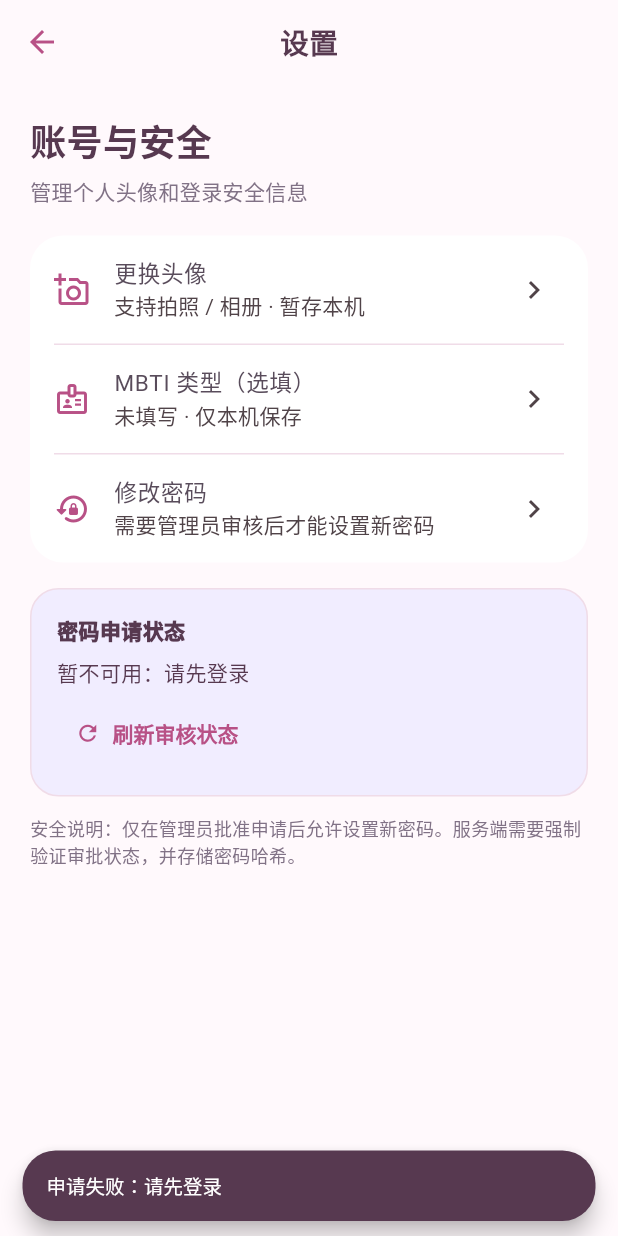
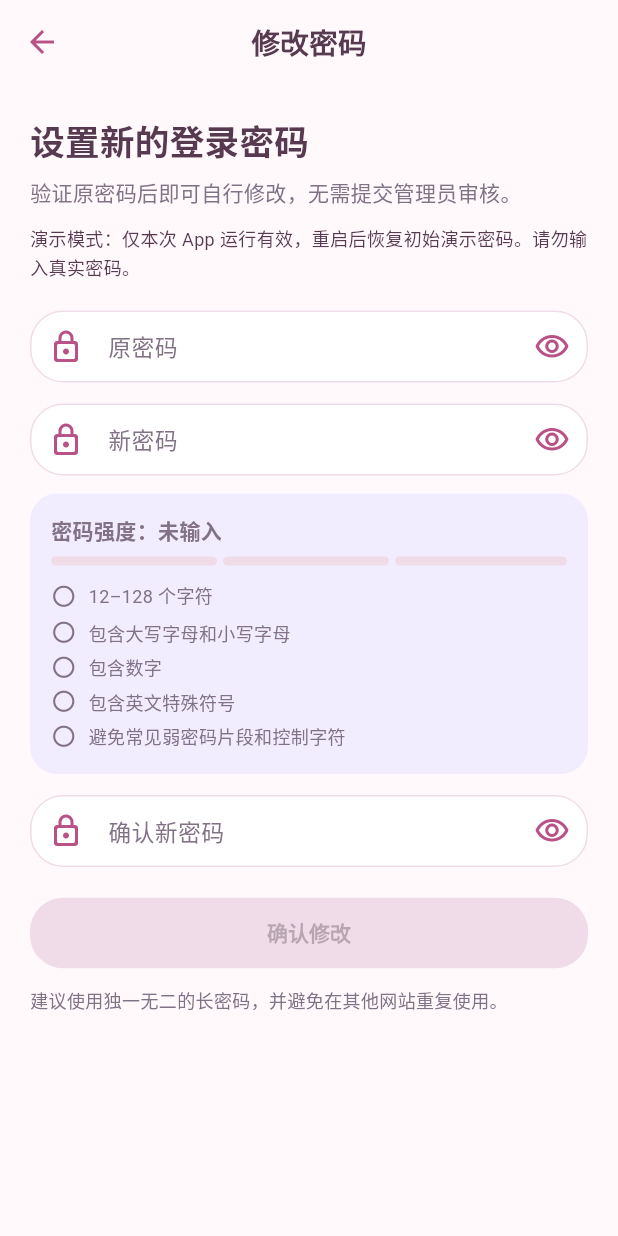
Before and after one commit to wang0166/Software-Testing, a Flutter app: the SettingsPage screen opened directly with empty values, after a tap on "修改密码", on a phone screen of 412 x 824 dp. Run offline on Flutter 3.47's test engine with Material 3 defaults, Android fonts, the phone set to English and light mode, and no system bars; our stand-ins replace flutter_secure_storage, image_picker, shared_preferences; accounts and stored records are empty.

Commit message:
feat(mobile): enable self-service password change and strength validation

```diff
--- /dev/null
+++ b/mobile/lib/core/password_policy.dart
@@ -0,0 +1,45 @@
+/// Local feedback, not a substitute for the server's password policy or
+/// compromised-password checks. Never trim or otherwise transform passwords.
+class PasswordPolicy {
+  static const minLength = 12;
+  static const maxLength = 128;
+  final String value;
+  const PasswordPolicy(this.value);
+
+  int get length => value.runes.length;
+  bool get validLength => length >= minLength && length <= maxLength;
+  bool get hasUpper => RegExp(r'[A-Z]').hasMatch(value);
+  bool get hasLower => RegExp(r'[a-z]').hasMatch(value);
+  bool get hasDigit => RegExp(r'[0-9]').hasMatch(value);
+  bool get hasSymbol => value.runes.any((c) =>
+      (c >= 33 && c <= 47) || (c >= 58 && c <= 64) ||
+      (c >= 91 && c <= 96) || (c >= 123 && c <= 126));
+  bool get hasNoControl => !value.runes.any((c) => c < 32 || (c >= 127 && c <= 159));
+  bool get avoidsCommonPatterns {
+    final lower = value.toLowerCase();
+    return !const ['password', 'qwerty', '123456', 'demo123456']
+        .any((pattern) => lower.contains(pattern));
+  }
+  bool get isStrong => validLength && hasUpper && hasLower && hasDigit &&
+      hasSymbol && hasNoControl && avoidsCommonPatterns;
+
+  int get score => [validLength, hasUpper, hasLower, hasDigit, hasSymbol]
+      .where((passed) => passed).length;
+  String get label {
+    if (value.isEmpty) return '未输入';
+    if (isStrong) return '强（符合规则）';
+    if (!hasNoControl || !avoidsCommonPatterns || length < 8 || score <= 2) {
+      return '弱';
+    }
+    return '中（未达要求）';
+  }
+  String? get error {
+    if (!validLength) return '新密码须为 12–128 个字符';
+    if (!hasNoControl) return '密码不能包含控制字符';
+    if (!hasUpper || !hasLower || !hasDigit || !hasSymbol) {
+      return '须包含大写字母、小写字母、数字和英文特殊符号';
+    }
+    if (!avoidsCommonPatterns) return '请避免常见弱密码片段';
+    return null;
+  }
+}
--- a/mobile/lib/data/mock_repository.dart
+++ b/mobile/lib/data/mock_repository.dart
@@ -5,6 +5,7 @@ import '../core/daily_todos.dart';
 import '../core/models.dart';
 import '../core/holiday_calendar.dart';
 import '../core/task_issue_utils.dart';
+import '../core/password_policy.dart';
 import 'repository.dart';
 
 class MockRepository implements PandoraRepository {
@@ -25,6 +26,9 @@ class MockRepository implements PandoraRepository {
   bool _isEnabled(UserProfile user) => user.isActive && !disabledUserIds.contains(user.id);
 
   static const demoPassword='demo123456';
+  // Demo-only in-memory overrides; never write passwords to preferences.
+  final Map<int, String> _demoPasswords = {};
+  bool hasChangedDemoPassword(int userId) => _demoPasswords.containsKey(userId);
   UserProfile? _current;
   Future<SharedPreferences> get _prefs => SharedPreferences.getInstance();
   Future<void> _wait() => Future<void>.delayed(const Duration(milliseconds:220));
@@ -44,7 +48,7 @@ class MockRepository implements PandoraRepository {
   @override Future<UserProfile> login(String username,String password) async {
     await _wait();
     for(final u in users) {
-      if(u.username==username.trim() && password==demoPassword) {
+      if(u.username==username.trim() && password==(_demoPasswords[u.id] ?? demoPassword)) {
         if (!_isEnabled(u)) throw const AppFailure('该账号已停用');
         _current=u;
         (await _prefs).setString('pandora_mock_user',u.username);
@@ -58,18 +62,18 @@ class MockRepository implements PandoraRepository {
     // Local demo only; no real admin Web service receives this request.
     (await _prefs).setString('pandora_demo_reset_${username.trim()}', 'PENDING');
   }
-  @override Future<void> requestPasswordChange() async {
-    final pref = await _prefs;
-    final key = 'pandora_demo_password_request_${_user.id}';
-    if (pref.getString(key) == 'PENDING') throw const AppFailure('申请正在等待管理员审核');
-    await pref.setString(key, 'PENDING');
-  }
-  @override Future<String> passwordChangeStatus() async {
-    return (await _prefs).getString('pandora_demo_password_request_${_user.id}') ?? 'NONE';
-  }
-  @override Future<void> completePasswordChange(String newPassword) async {
-    // The demo deliberately cannot approve itself; approval belongs to the Web administrator.
-    throw const AppFailure('演示模式无管理员审批服务，请连接后端完成修改');
+  @override Future<void> changePassword({required String currentPassword,
+    required String newPassword}) async {
+    final user = _user;
+    if (currentPassword != (_demoPasswords[user.id] ?? demoPassword)) {
+      throw const AppFailure('原密码错误');
+    }
+    if (newPassword == currentPassword) {
+      throw const AppFailure('新密码不能与原密码相同');
+    }
+    final error = PasswordPolicy(newPassword).error;
+    if (error != null) throw AppFailure(error);
+    _demoPasswords[user.id] = newPassword;
   }
   @override Future<void> logout() async {_current=null;(await _prefs).remove('pandora_mock_user');}
 
--- a/mobile/lib/data/repository.dart
+++ b/mobile/lib/data/repository.dart
@@ -13,9 +13,8 @@ abstract class PandoraRepository {
   Future<UserProfile> login(String username,String password);
   Future<void> logout();
   Future<void> requestPasswordReset(String username);
-  Future<void> requestPasswordChange();
-  Future<String> passwordChangeStatus();
-  Future<void> completePasswordChange(String newPassword);
+  /// Authenticated self-service change; server verifies the current password.
+  Future<void> changePassword({required String currentPassword, required String newPassword});
   Future<List<WorkLog>> logs({String? date,String? status});
   Future<WorkLog> saveLog(String content,{int? id, String? date});
   Future<WorkLog> submitLog(int id);
--- a/mobile/lib/screens/login_page.dart
+++ b/mobile/lib/screens/login_page.dart
@@ -72,7 +72,7 @@ class _LoginPageState extends State<LoginPage> {
       if (pandoraDemo) ...[const SizedBox(height: 17), Material(color: Palette.pastel, borderRadius: BorderRadius.circular(24), child: ExpansionTile(
         leading: const Icon(Icons.science_rounded, color: Palette.primary), title: const Text('演示账号', style: TextStyle(fontWeight: FontWeight.w800, color: Palette.deep)),
         subtitle: const Text('本机演示 · 无需后端', style: TextStyle(fontSize: 11)), childrenPadding: const EdgeInsets.fromLTRB(13, 0, 13, 12), children: [
-          Wrap(spacing: 6, runSpacing: 5, children: [for (final u in MockRepository.users) ActionChip(label: Text('${u.name} · ${u.roleLabel}', style: const TextStyle(fontSize: 11)), onPressed: () {username.text = u.username; password.text = MockRepository.demoPassword; setState(() {});})]),
+          Wrap(spacing: 6, runSpacing: 5, children: [for (final u in MockRepository.users) ActionChip(label: Text('${u.name} · ${u.roleLabel}', style: const TextStyle(fontSize: 11)), onPressed: () {username.text = u.username; final repo = widget.app.repo; password.text = repo is MockRepository && repo.hasChangedDemoPassword(u.id) ? '' : MockRepository.demoPassword; setState(() {});})]),
         ],
       ))],
       const SizedBox(height: 19), const Center(child: Text('安全登录 · 分级授权 · 每日记录', style: TextStyle(color: Palette.muted, fontSize: 11))),
--- /dev/null
+++ b/mobile/lib/screens/password_change_page.dart
@@ -0,0 +1,171 @@
+import 'package:flutter/material.dart';
+import '../core/password_policy.dart';
+import '../core/theme.dart';
+import '../data/repository.dart';
+
+/// Passwords stay in the form's memory only. The repository performs the
+/// change; a successful local strength check is not a successful API call.
+class PasswordChangePage extends StatefulWidget {
+  final PandoraRepository repo;
+  final bool demo;
+  const PasswordChangePage({super.key, required this.repo, this.demo = false});
+
+  @override
+  State<PasswordChangePage> createState() => _PasswordChangePageState();
+}
+
+class _PasswordChangePageState extends State<PasswordChangePage> {
+  final _old = TextEditingController();
+  final _next = TextEditingController();
+  final _confirm = TextEditingController();
+  bool _hideOld = true, _hideNext = true, _hideConfirm = true;
+  bool _busy = false;
+  String? _error;
+
+  @override
+  void dispose() {
+    _old.dispose();
+    _next.dispose();
+    _confirm.dispose();
+    super.dispose();
+  }
+
+  PasswordPolicy get _policy => PasswordPolicy(_next.text);
+  bool get _canSubmit => !_busy && _old.text.isNotEmpty &&
+      _policy.isStrong && _next.text != _old.text && _next.text == _confirm.text;
+
+  void _onEdit(String _) => setState(() => _error = null);
+
+  Future<void> _submit() async {
+    if (!_canSubmit) return;
+    FocusScope.of(context).unfocus();
+    setState(() { _busy = true; _error = null; });
+    try {
+      await widget.repo.changePassword(
+        currentPassword: _old.text, newPassword: _next.text,
+      );
+    } catch (_) {
+      if (mounted) {
+        setState(() {
+          _busy = false;
+          _error = '修改未确认成功，请检查原密码、登录状态和网络后重试。';
+        });
+      }
+      return;
+    }
+    if (!mounted) return;
+    // Clear sensitive fields before leaving the route.
+    _old.clear();
+    _next.clear();
+    _confirm.clear();
+    setState(() => _busy = false);
+    Navigator.of(context).pop(true);
+  }
+
+  Widget _field({required String id, required String label,
+    required TextEditingController controller, required bool hidden,
+    required VoidCallback toggle, required String hint,
+    TextInputAction action = TextInputAction.next}) => TextField(
+      key: Key(id), controller: controller, enabled: !_busy,
+      obscureText: hidden, autocorrect: false, enableSuggestions: false,
+      autofillHints: [hint], textInputAction: action,
+      onChanged: _onEdit,
+      onSubmitted: action == TextInputAction.done ? (_) => _submit() : null,
+      decoration: InputDecoration(labelText: label,
+        prefixIcon: const Icon(Icons.lock_outline_rounded),
+        suffixIcon: IconButton(
+          tooltip: hidden ? '显示密码' : '隐藏密码',
+          onPressed: _busy ? null : toggle,
+          icon: Icon(hidden ? Icons.visibility_outlined : Icons.visibility_off_outlined),
+        )),
+    );
+
+  Widget _rule(String label, bool passed) => Padding(
+    padding: const EdgeInsets.symmetric(vertical: 3),
+    child: Row(children: [
+      Icon(passed ? Icons.check_circle_outline : Icons.radio_button_unchecked,
+        size: 17, color: passed ? Palette.darkGreen : Palette.muted),
+      const SizedBox(width: 8),
+      Expanded(child: Text(label, style: TextStyle(fontSize: 12,
+        color: passed ? Palette.darkGreen : Palette.muted))),
+    ]),
+  );
+
+  @override
+  Widget build(BuildContext context) {
+    final policy = _policy;
+    final color = policy.isStrong ? Palette.darkGreen :
+      policy.label == '弱' ? Palette.coral : Palette.gold;
+    final segments = _next.text.isEmpty ? 0 : policy.isStrong ? 3 :
+        policy.label == '弱' ? 1 : 2;
+    return PopScope(
+      canPop: !_busy,
+      child: Scaffold(
+        appBar: AppBar(title: const Text('修改密码'),
+          automaticallyImplyLeading: !_busy),
+        body: SafeArea(child: ListView(padding: const EdgeInsets.all(20), children: [
+          const Text('设置新的登录密码', style: TextStyle(
+            color: Palette.deep, fontSize: 23, fontWeight: FontWeight.w800)),
+          const SizedBox(height: 8),
+          const Text('验证原密码后即可自行修改，无需提交管理员审核。',
+            style: TextStyle(color: Palette.muted, height: 1.5)),
+          if (widget.demo) ...[
+            const SizedBox(height: 12),
+            const Text('演示模式：仅本次 App 运行有效，重启后恢复初始演示密码。请勿输入真实密码。',
+              style: TextStyle(color: Palette.deep, fontSize: 12, height: 1.5)),
+          ],
+          const SizedBox(height: 20),
+          _field(id: 'password_current', label: '原密码', controller: _old,
+            hidden: _hideOld, toggle: () => setState(() => _hideOld = !_hideOld),
+            hint: AutofillHints.password),
+          const SizedBox(height: 14),
+          _field(id: 'password_new', label: '新密码', controller: _next,
+            hidden: _hideNext, toggle: () => setState(() => _hideNext = !_hideNext),
+            hint: AutofillHints.newPassword),
+          const SizedBox(height: 12),
+          Container(padding: const EdgeInsets.all(14), decoration: BoxDecoration(
+            color: Palette.mutedBlue, borderRadius: BorderRadius.circular(18)),
+            child: Column(crossAxisAlignment: CrossAxisAlignment.stretch, children: [
+              Text('密码强度：${policy.label}', key: const Key('password_strength'),
+                style: TextStyle(color: _next.text.isEmpty ? Palette.muted : color,
+                  fontWeight: FontWeight.w700)),
+              const SizedBox(height: 8),
+              Row(children: [for (var i = 0; i < 3; i++) Expanded(child: Container(
+                margin: EdgeInsets.only(right: i == 2 ? 0 : 4), height: 6,
+                decoration: BoxDecoration(color: i < segments ? color : Palette.divider,
+                  borderRadius: BorderRadius.circular(6)),
+              ))]),
+              const SizedBox(height: 8),
+              _rule('12–128 个字符', policy.validLength),
+              _rule('包含大写字母和小写字母', policy.hasUpper && policy.hasLower),
+              _rule('包含数字', policy.hasDigit),
+              _rule('包含英文特殊符号', policy.hasSymbol),
+              _rule('避免常见弱密码片段和控制字符',
+                _next.text.isNotEmpty && policy.avoidsCommonPatterns && policy.hasNoControl),
+            ])),
+          const SizedBox(height: 14),
+          _field(id: 'password_confirm', label: '确认新密码', controller: _confirm,
+            hidden: _hideConfirm, toggle: () => setState(() => _hideConfirm = !_hideConfirm),
+            hint: AutofillHints.newPassword, action: TextInputAction.done),
+          if (_next.text.isNotEmpty && _next.text == _old.text)
+            const Padding(padding: EdgeInsets.only(top: 8), child: Text('新密码不能与原密码相同',
+              style: TextStyle(color: Palette.coral))),
+          if (_confirm.text.isNotEmpty && _confirm.text != _next.text)
+            const Padding(padding: EdgeInsets.only(top: 8), child: Text('两次输入的新密码不一致',
+              style: TextStyle(color: Palette.coral))),
+          if (_error != null)
+            Padding(padding: const EdgeInsets.only(top: 12), child: Text(_error!,
+              style: const TextStyle(color: Palette.coral, height: 1.5))),
+          const SizedBox(height: 20),
+          FilledButton(key: const Key('password_submit'),
+            onPressed: _canSubmit ? _submit : null,
+            child: _busy ? const SizedBox(width: 20, height: 20,
+              child: CircularProgressIndicator(strokeWidth: 2)) : const Text('确认修改')),
+          const SizedBox(height: 12),
+          const Text('建议使用独一无二的长密码，并避免在其他网站重复使用。',
+            style: TextStyle(fontSize: 12, color: Palette.muted, height: 1.5)),
+        ])),
+      ),
+    );
+  }
+}
--- a/mobile/lib/screens/profile_page.dart
+++ b/mobile/lib/screens/profile_page.dart
@@ -50,7 +50,7 @@ class _ProfilePageState extends State<ProfilePage> {
       ])),
       const SizedBox(height: 20), const Text('个人设置', style: TextStyle(color: Palette.deep, fontWeight: FontWeight.w900, fontSize: 18)), const SizedBox(height: 9),
       Material(color: Colors.white, borderRadius: BorderRadius.circular(24), child: Column(children: [
-        ListTile(leading: const Icon(Icons.settings_outlined, color: Palette.primary), title: const Text('设置', style: TextStyle(fontWeight: FontWeight.w800)), subtitle: const Text('更换头像 · 密码审核 · 账号安全'), trailing: const Icon(Icons.chevron_right_rounded), onTap: () async {
+        ListTile(leading: const Icon(Icons.settings_outlined, color: Palette.primary), title: const Text('设置', style: TextStyle(fontWeight: FontWeight.w800)), subtitle: const Text('更换头像 · 修改密码 · 账号安全'), trailing: const Icon(Icons.chevron_right_rounded), onTap: () async {
           await Navigator.push(context, MaterialPageRoute<void>(builder: (_) => SettingsPage(app: widget.app)));
           _loadAvatar();
         }),
@@ -58,7 +58,7 @@ class _ProfilePageState extends State<ProfilePage> {
         ListTile(leading: const Icon(Icons.shield_outlined, color: Palette.primary), title: const Text('数据与权限', style: TextStyle(fontWeight: FontWeight.w800)), subtitle: const Text('当前账号可访问的组织范围'), trailing: const Icon(Icons.chevron_right_rounded), onTap: () => showAboutDialog(context: context, applicationName: '智能掌上日志系统（潘多拉 Pandora）', children: [Text('角色：${me.roleLabel}\n部门：${me.departmentId ?? '公司级'}\n团队：${me.teamId ?? '部门级'}\n服务端负责校验所有数据访问权限。')]))
       ])),
       const SizedBox(height: 17),
-      Material(color: Palette.mutedBlue, borderRadius: BorderRadius.circular(23), child: const Padding(padding: EdgeInsets.all(15), child: Text('日志与点评遵循组织权限；任务派发申请需经审核，修改密码也需管理员批准。', style: TextStyle(color: Palette.deep, height: 1.5, fontSize: 12)))),
+      Material(color: Palette.mutedBlue, borderRadius: BorderRadius.circular(23), child: const Padding(padding: EdgeInsets.all(15), child: Text('日志与点评遵循组织权限；任务派发申请需经审核，修改密码可自行办理。', style: TextStyle(color: Palette.deep, height: 1.5, fontSize: 12)))),
       const SizedBox(height: 19),
       OutlinedButton.icon(onPressed: () async {
         final ok = await showDialog<bool>(context: context, builder: (ctx) => AlertDialog(title: const Text('退出当前账号？'), actions: [TextButton(onPressed: () => Navigator.pop(ctx, false), child: const Text('取消')), FilledButton(onPressed: () => Navigator.pop(ctx, true), child: const Text('退出'))]));
--- a/mobile/lib/screens/settings_page.dart
+++ b/mobile/lib/screens/settings_page.dart
@@ -5,6 +5,7 @@ import 'package:shared_preferences/shared_preferences.dart';
 import '../core/app_state.dart';
 import '../core/theme.dart';
 import '../widgets/ui.dart';
+import 'password_change_page.dart';
 
 /// 头像支持拍照/相册；目前仅保存在本机，跨设备同步仍需后台接口。
 class SettingsPage extends StatefulWidget {
@@ -14,13 +15,12 @@ class SettingsPage extends StatefulWidget {
 }
 class _SettingsPageState extends State<SettingsPage> {
   bool busy = false;
-  String status = '正在读取';
   String mbtiType = '';
   static const mbtiOptions = <String>[
     '', 'INTJ', 'INTP', 'ENTJ', 'ENTP', 'INFJ', 'INFP', 'ENFJ', 'ENFP',
     'ISTJ', 'ISFJ', 'ESTJ', 'ESFJ', 'ISTP', 'ISFP', 'ESTP', 'ESFP',
   ];
-  @override void initState() {super.initState(); _load(); _loadMbti();}
+  @override void initState() {super.initState(); _loadMbti();}
   Future<void> _loadMbti() async {
     final prefs = await SharedPreferences.getInstance();
     if(mounted) setState(() => mbtiType = prefs.getString('pandora_mbti_${widget.app.user!.id}') ?? widget.app.user?.mbtiType ?? '');
@@ -52,12 +52,6 @@ class _SettingsPageState extends State<SettingsPage> {
       toast(context, ok ? 'MBTI 信息已保存在本机' : '保存失败，请重试');
     }
   }
-  Future<void> _load() async {
-    try {
-      final state = await widget.app.repo.passwordChangeStatus();
-      if (mounted) setState(() => status = state);
-    } catch (e) {if (mounted) setState(() => status = '暂不可用：$e');}
-  }
   Future<void> _avatar() async {
     final source = await showModalBottomSheet<ImageSource>(context: context, builder: (ctx) => SafeArea(
       child: Column(mainAxisSize: MainAxisSize.min, children: [
@@ -79,38 +73,21 @@ class _SettingsPageState extends State<SettingsPage> {
       if (saved) setState(() {});
     } catch (e) {if (mounted) toast(context, '选择头像失败：$e');}
   }
-  Future<void> _request() async {
+  Future<void> _change() async {
     if (busy) return;
     setState(() => busy = true);
     try {
-      await widget.app.repo.requestPasswordChange();
-      if (mounted) toast(context, '修改密码申请已提交，等待管理员审核');
-      await _load();
-    } catch (e) {if (mounted) toast(context, '申请失败：$e');}
-    finally {if (mounted) setState(() => busy = false);}
-  }
-  Future<void> _change() async {
-    String first = ''; String second = '';
-    try {
-      final ok = await showDialog<bool>(context: context, builder: (ctx) => AlertDialog(
-        title: const Text('设置新密码'),
-        content: Column(mainAxisSize: MainAxisSize.min, children: [
-          TextField(onChanged: (v) => first = v, obscureText: true, decoration: const InputDecoration(labelText: '新密码（至少 8 位）')),
-          const SizedBox(height: 10), TextField(onChanged: (v) => second = v, obscureText: true, decoration: const InputDecoration(labelText: '确认新密码')),
-        ]),
-        actions: [TextButton(onPressed: () => Navigator.pop(ctx, false), child: const Text('取消')), FilledButton(onPressed: () => Navigator.pop(ctx, true), child: const Text('确认修改'))],
+      final changed = await Navigator.of(context).push<bool>(MaterialPageRoute<bool>(
+        builder: (_) => PasswordChangePage(repo: widget.app.repo, demo: pandoraDemo),
       ));
-      if (ok != true || !mounted) return;
-      if (first.length < 8 || first != second) {toast(context, '密码至少 8 位且两次输入必须一致'); return;}
-      setState(() => busy = true);
-      await widget.app.repo.completePasswordChange(first);
-      if (mounted) {toast(context, '密码修改成功'); await _load();}
-    } catch (e) {if (mounted) toast(context, '密码修改失败：$e');}
-    finally {if (mounted) setState(() => busy = false);}
+      if (mounted && changed == true) {
+        toast(context, pandoraDemo ? '演示密码已修改（本次运行有效）' : '密码修改成功');
+      }
+    } finally {
+      if (mounted) setState(() => busy = false);
+    }
   }
   @override Widget build(BuildContext context) {
-    final approved = status == 'APPROVED';
-    final waiting = status == 'PENDING';
     return Scaffold(appBar: AppBar(title: const Text('设置')), body: ListView(padding: const EdgeInsets.all(20), children: [
       const Text('账号与安全', style: TextStyle(fontSize: 24, fontWeight: FontWeight.w800, color: Palette.deep)),
       const SizedBox(height: 6), const Text('管理个人头像和登录安全信息', style: TextStyle(color: Palette.muted)),
@@ -123,17 +100,10 @@ class _SettingsPageState extends State<SettingsPage> {
           subtitle: Text(mbtiType.isEmpty ? '未填写 · 仅本机保存' : '$mbtiType · 仅本机保存'),
           trailing: const Icon(Icons.chevron_right), onTap: _editMbti),
         const Divider(height: 1, indent: 16, endIndent: 16),
-        ListTile(leading: const Icon(Icons.lock_reset_rounded, color: Palette.primary), title: const Text('修改密码'), subtitle: const Text('需要管理员审核后才能设置新密码'), trailing: const Icon(Icons.chevron_right), onTap: waiting || busy ? null : approved ? _change : _request),
+        ListTile(leading: const Icon(Icons.lock_reset_rounded, color: Palette.primary), title: const Text('修改密码'), subtitle: const Text('验证原密码 · 实时强度检测'), trailing: const Icon(Icons.chevron_right), onTap: busy ? null : _change),
       ])),
       const SizedBox(height: 17),
-      Container(padding: const EdgeInsets.all(17), decoration: BoxDecoration(color: Palette.mutedBlue, borderRadius: BorderRadius.circular(19), border: Border.all(color: Palette.divider)), child: Column(crossAxisAlignment: CrossAxisAlignment.start, children: [
-        const Text('密码申请状态', style: TextStyle(color: Palette.deep, fontWeight: FontWeight.w900)),
-        const SizedBox(height: 8),
-        Text(switch(status) {'NONE' => '尚未申请', 'PENDING' => '待管理员审核', 'APPROVED' => '已批准，请点击上方修改密码', 'REJECTED' => '申请被驳回，可以重新申请', _ => status}, style: const TextStyle(color: Palette.deep)),
-        const SizedBox(height: 7), TextButton.icon(onPressed: _load, icon: const Icon(Icons.refresh, size: 17), label: const Text('刷新审核状态')),
-      ])),
-      const SizedBox(height: 12),
-      const Text('安全说明：仅在管理员批准申请后允许设置新密码。服务端需要强制验证审批状态，并存储密码哈希。', style: TextStyle(color: Palette.muted, fontSize: 12, height: 1.5)),
+      const Text('安全说明：修改密码需验证原密码，新密码必须通过强度校验，无需管理员审批。忘记密码请使用登录页的找回入口。', style: TextStyle(color: Palette.muted, fontSize: 12, height: 1.5)),
     ]));
   }
 }
```
Also changed, not shown: mobile/lib/data/api_repository.dart (+25 -11 lines), 2 other files.
